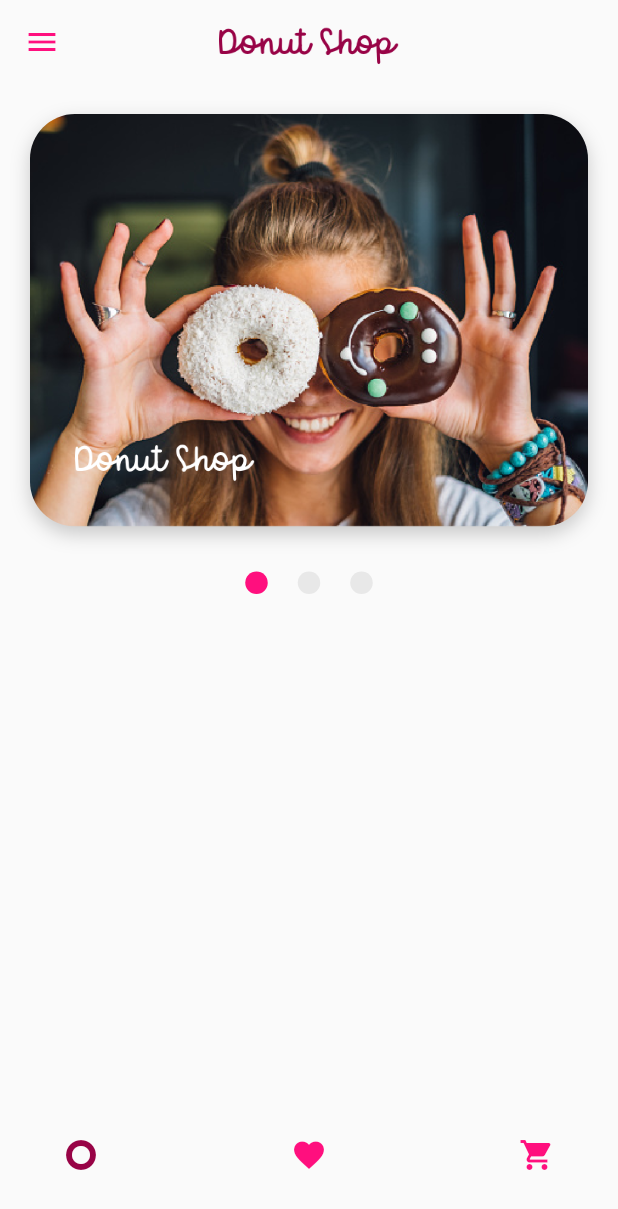
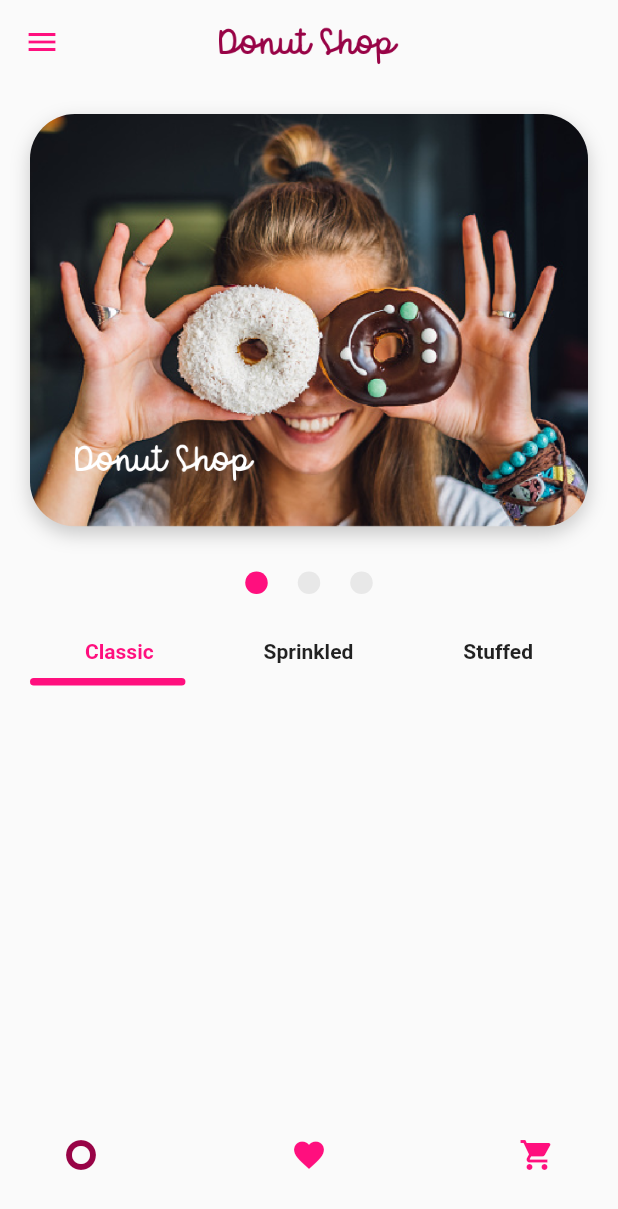
Before and after one commit to eliascreates/romans-donut-shop, a Flutter app: the screen it shows after launch, on a phone screen of 412 x 824 dp. Shown: the top 1209 px of the screen. Run offline on Flutter 3.47's test engine with Material 2 defaults, Android fonts, the phone set to English and light mode, and no system bars.

Commit message:
Complete Donut Filter Bar widget functionality

```diff
--- a/lib/main.dart
+++ b/lib/main.dart
@@ -1,6 +1,7 @@
 import 'package:exampledonutapp/core/constants/utils.dart';
 import 'package:exampledonutapp/presentation/pages/home_page.dart';
 import 'package:exampledonutapp/presentation/providers/donut_bottom_bar_selection_service.dart';
+import 'package:exampledonutapp/presentation/providers/donut_service.dart';
 import 'package:flutter/material.dart';
 import 'package:provider/provider.dart';
 import 'core/constants/constants.dart' show AppColors;
@@ -18,6 +19,7 @@ class MyApp extends StatelessWidget {
     return MultiProvider(
       providers: [
         ChangeNotifierProvider(create: (_) => DonutBottomBarSelectionService()),
+        ChangeNotifierProvider(create: (_) => DonutService())
       ],
       child: MaterialApp(
         debugShowCheckedModeBanner: false,
--- a/lib/presentation/pages/donut_main_page.dart
+++ b/lib/presentation/pages/donut_main_page.dart
@@ -1,4 +1,8 @@
+// ignore_for_file: public_member_api_docs, sort_constructors_first
+import 'package:exampledonutapp/core/constants/colors.dart';
+import 'package:exampledonutapp/presentation/providers/donut_service.dart';
 import 'package:flutter/material.dart';
+import 'package:provider/provider.dart';
 
 import '../widgets/donut_pager.dart';
 
@@ -9,10 +13,87 @@ class DonutMainPage extends StatelessWidget {
   Widget build(BuildContext context) {
     return const Scaffold(
       body: Column(
-        children: [
-          DonutPager(),
-        ],
+        children: [DonutPager(), DonutFilterBar()],
       ),
     );
   }
 }
+
+class DonutFilterBar extends StatelessWidget {
+  const DonutFilterBar({super.key});
+
+  @override
+  Widget build(BuildContext context) {
+    return Padding(
+      padding: const EdgeInsets.all(20.0),
+      child: Consumer<DonutService>(
+        builder: (context, donutService, child) {
+          return Column(
+            children: [
+              Row(
+                mainAxisAlignment: MainAxisAlignment.spaceAround,
+                children:
+                    List.generate(donutService.filterBarItems.length, (index) {
+                  DonutFilterBarItem item = donutService.filterBarItems[index];
+
+                  return InkWell(
+                    splashColor: AppColors.secondaryColor,
+                    borderRadius: BorderRadius.circular(20),
+                    onTap: () => donutService.filterDonutsTypeBy(item.id),
+                    child: Text(
+                      item.label,
+                      style: TextStyle(
+                        color: donutService.selectedDonutType == item.id
+                            ? AppColors.mainColor
+                            : null,
+                        fontWeight: FontWeight.bold,
+                      ),
+                    ),
+                  );
+                }),
+              ),
+              const SizedBox(height: 10),
+              Stack(
+                children: [
+                  AnimatedAlign(
+                    duration: const Duration(milliseconds: 250),
+                    curve: Curves.easeInOut,
+                    alignment: alignBasedOnTap(donutService.selectedDonutType),
+                    child: Container(
+                      height: 5,
+                      width: MediaQuery.sizeOf(context).width * 0.3 - 20,
+                      decoration: BoxDecoration(
+                        color: AppColors.mainColor,
+                        borderRadius: BorderRadius.circular(20),
+                      ),
+                    ),
+                  ),
+                ],
+              )
+            ],
+          );
+        },
+      ),
+    );
+  }
+
+  Alignment alignBasedOnTap(String filterBarId) {
+    switch (filterBarId) {
+      case 'classic':
+        return Alignment.centerLeft;
+      case 'sprinkled':
+        return Alignment.center;
+      case 'stuffed':
+        return Alignment.centerRight;
+      default:
+        return Alignment.centerLeft;
+    }
+  }
+}
+
+class DonutFilterBarItem {
+  DonutFilterBarItem({required this.id, required this.label});
+
+  final String id;
+  final String label;
+}
--- /dev/null
+++ b/lib/presentation/providers/donut_service.dart
@@ -0,0 +1,23 @@
+// ignore_for_file: public_member_api_docs, sort_constructors_first
+import 'package:flutter/material.dart';
+
+import '../pages/donut_main_page.dart';
+
+class DonutService extends ChangeNotifier {
+  List<DonutFilterBarItem> filterBarItems = [
+    DonutFilterBarItem(id: 'classic', label: 'Classic'),
+    DonutFilterBarItem(id: 'sprinkled', label: 'Sprinkled'),
+    DonutFilterBarItem(id: 'stuffed', label: 'Stuffed'),
+  ];
+
+  late String selectedDonutType;
+
+  DonutService() {
+    selectedDonutType = filterBarItems.first.id;
+  }
+
+  void filterDonutsTypeBy(String type) {
+    selectedDonutType = type;
+    notifyListeners();
+  }
+}
```
